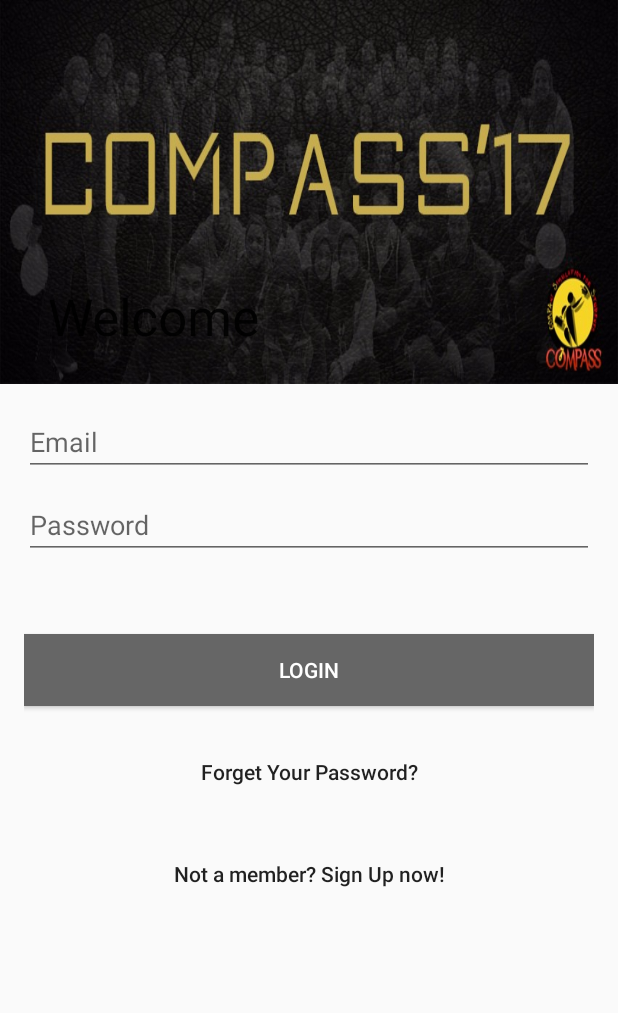
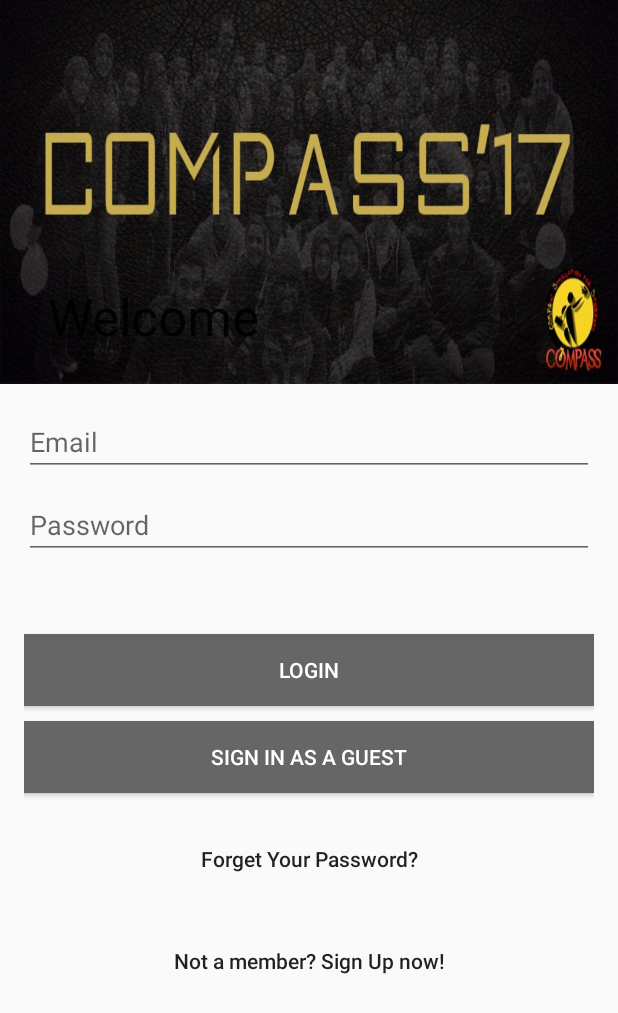
Before and after one commit to AhmedHassaan/COMPASS_17, an Android app: the LogInActivity screen opened directly, with no data from a screen before it, on a phone screen of 412 x 824 dp. Shown: the top 1013 px of the screen. Run offline under Robolectric (Android 15) with nearby library versions, the phone set to English and light mode, and no system bars; our stand-ins replace Firebase (no records; nobody signed in at launch, a user with empty details on screens opened directly).

Commit message:
Guest added

```diff
--- a/app/src/main/java/com/example/amr/compass_17/LogInActivity.java
+++ b/app/src/main/java/com/example/amr/compass_17/LogInActivity.java
@@ -32,7 +32,7 @@ public class LogInActivity extends AppCompatActivity {
     Users data;
     RelativeLayout Layout_login,Layout_signup,Layout_forgot;
     Button signup_login,forgot_login;
-    Button signUp;
+    Button signUp,guest;
 
     @Override
     protected void onCreate(Bundle savedInstanceState) {
@@ -49,6 +49,7 @@ public class LogInActivity extends AppCompatActivity {
         forgetPassword = (Button)findViewById(R.id.forget_password_btn);
         signUp_layout = (Button)findViewById(R.id.signUp_activity_launcher);
         signUp = (Button)findViewById(R.id.SignUP_btn);
+        guest = (Button)findViewById(R.id.guest);
 
         //Text-----------
 
@@ -94,6 +95,22 @@ public class LogInActivity extends AppCompatActivity {
         {
             Toast.makeText(this,"Login is unable now, we are very sorry",Toast.LENGTH_LONG).show();
         }
+
+
+        //guest button -----------------------------
+
+        guest.setOnClickListener(new View.OnClickListener() {
+            @Override
+            public void onClick(View view) {
+                data.setGuest(true);
+                data.setLogin("");
+                Toast.makeText(LogInActivity.this, "Welcome", Toast.LENGTH_LONG).show();
+                startActivity(new Intent(LogInActivity.this,MainActivity.class));
+                finish();
+
+            }
+        });
+
 
 
         //login Button ----------------------------
--- a/app/src/main/res/layout/activity_log_in.xml
+++ b/app/src/main/res/layout/activity_log_in.xml
@@ -96,6 +96,17 @@
                 <Button
                     android:layout_width="match_parent"
                     android:layout_height="wrap_content"
+                    android:background="@color/mainThemeColor2"
+                    android:textColor="@color/white"
+                    android:text="@string/btn_guest"
+                    android:layout_marginTop="10dp"
+                    android:layout_below="@+id/logIn_btn"
+                    android:id="@+id/guest"
+                    />
+
+                <Button
+                    android:layout_width="match_parent"
+                    android:layout_height="wrap_content"
                     android:textAllCaps="false"
                     android:layout_below="@+id/forget_password_btn"
                     android:layout_marginTop="20dp"
@@ -113,7 +124,7 @@
                     android:id="@+id/forget_password_btn"
                     android:textAllCaps="false"
                     android:layout_marginTop="20dp"
-                    android:layout_below="@+id/logIn_btn"/>
+                    android:layout_below="@+id/guest"/>
 
                 <ProgressBar
                     android:layout_width="wrap_content"
--- a/app/src/main/res/layout/activity_main.xml
+++ b/app/src/main/res/layout/activity_main.xml
@@ -23,4 +23,6 @@
             android:layout_height="wrap_content" />
 
     </LinearLayout>
+
+
 </android.support.v4.widget.DrawerLayout>
--- a/app/src/main/res/values/strings.xml
+++ b/app/src/main/res/values/strings.xml
@@ -8,7 +8,7 @@
     <string name="btn_email_hint">Email</string>
     <string name="btn_password_hint">Password</string>
     <string name="btn_confirmPassword_hint">Confirm Password</string>
-
+    <string name="btn_guest">Sign in as a guest</string>
     <string name="backToLogin">Back To Login</string>
     <string name="forgot_password_text">Forgot Password?</string>
     <string name="forgot_password_msg">We will send password reset instructions to your registered Email.</string>
```
Also changed, not shown: app/src/main/java/com/example/amr/compass_17/data/Users.java (+9 -0 lines), app/src/main/res/layout/toolbar.xml (added, +8 -0 lines).
